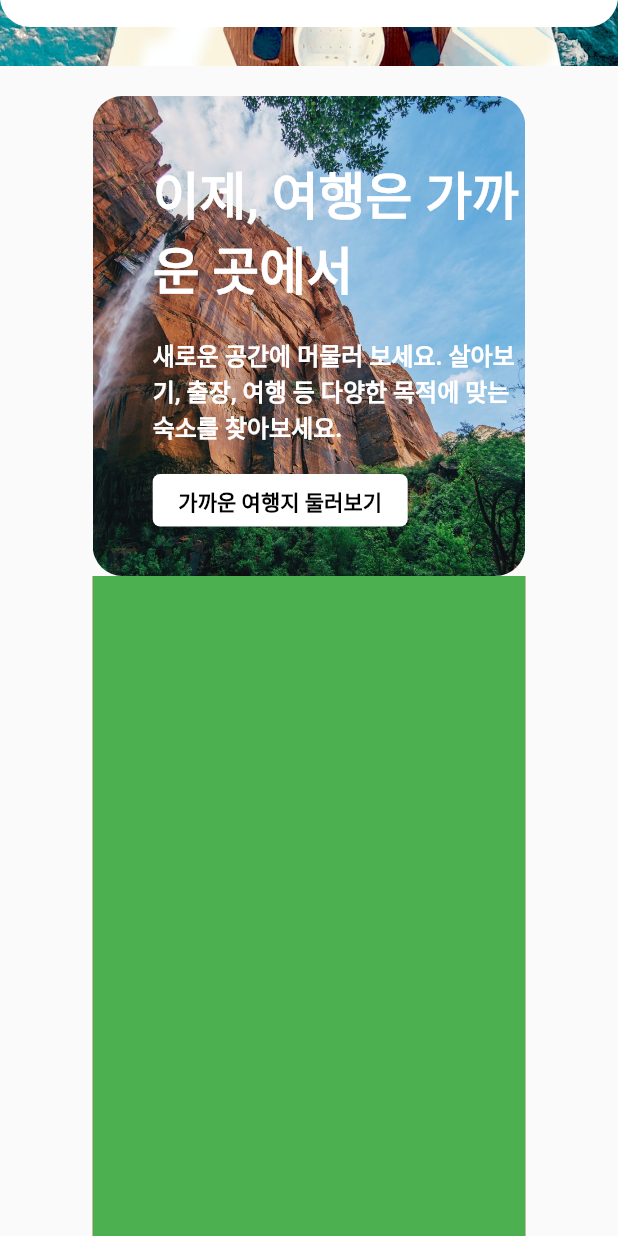
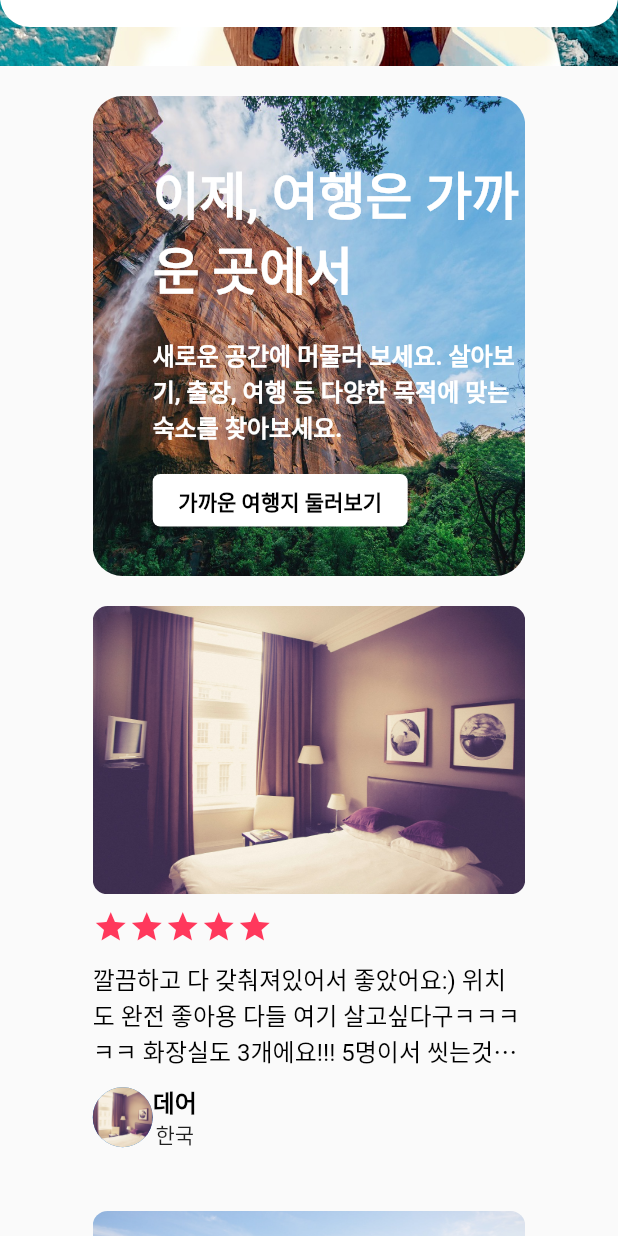
Before and after one commit to Jo-HyeRin/Flutter_Web, a Flutter app: the screen it shows after launch, scrolled down 576 dp, on a phone screen of 412 x 824 dp. Run offline on Flutter 3.47's test engine with Material 2 defaults, Android fonts, the phone set to English and light mode, and no system bars.

Commit message:
body popular item Finish

```diff
--- a/lib/components/home/home_body.dart
+++ b/lib/components/home/home_body.dart
@@ -16,6 +16,7 @@ class HomeBody extends StatelessWidget {
         child: Column(
           children: [
             HomeBodyBanner(),
+            SizedBox(height: gap_m),
             HomeBodyPopular(),
           ],
         ),
--- a/lib/components/home/home_body_popular.dart
+++ b/lib/components/home/home_body_popular.dart
@@ -20,10 +20,7 @@ class HomeBodyPopular extends StatelessWidget {
   }
 
   Widget _buildPopularList(){
-    // 나중에 Container 삭제하기
-    return Container(
-      color: Colors.red,
-      child: Wrap(
+    return Wrap(
       children: [
         HomeBodyPopularItem(id: 0),
         SizedBox(width: 7.5,), // -5가 세번 여백은 15가 남는데, 이를 중간에 7.5씩 줬다. Spacer 사용해도 된다.
@@ -31,7 +28,6 @@ class HomeBodyPopular extends StatelessWidget {
         SizedBox(width: 7.5,),
         HomeBodyPopularItem(id: 2),
       ],
-      ),
     );
   }
 
--- a/lib/components/home/home_body_popular_item.dart
+++ b/lib/components/home/home_body_popular_item.dart
@@ -1,5 +1,7 @@
 import 'package:flutter/material.dart';
+import 'package:flutter_airbnb/constants.dart';
 import 'package:flutter_airbnb/size.dart';
+import 'package:flutter_airbnb/styles.dart';
 
 class HomeBodyPopularItem extends StatelessWidget {
   HomeBodyPopularItem({required this.id, Key? key}) : super(key: key);
@@ -17,9 +19,9 @@ class HomeBodyPopularItem extends StatelessWidget {
     // 즉 전체 1000이면 700/3 -5 = 228
     double popularItemWidth = getBodyWidth(context)/3 -5 ;
 
-    return Container(
-      color: Colors.green, // 나중에 지우기. 확인용.
-      height: 200, // 나중에 지우기. 확인용.
+    return Padding(
+      padding: const EdgeInsets.only(bottom: gap_xl),
+      child: Container(
         width: popularItemWidth,
         // 나중에 지웠다 추가했다 해보기
         constraints: BoxConstraints(
@@ -33,23 +35,69 @@ class HomeBodyPopularItem extends StatelessWidget {
             _buildPopularItemUserInfo(),
           ],
         ),
+      ),
     );
   }
 
   Widget _buildPopularItemImage(){
-    return SizedBox();
+    return Column(
+      children: [
+        ClipRRect(
+          borderRadius: BorderRadius.circular(10),
+          child: Image.asset("assets/${popularList[id]}", fit: BoxFit.cover,),
+        ),
+        SizedBox(height: gap_s),
+      ],
+    );
   }
 
   Widget _buildPopularItemStar(){
-    return SizedBox();
+    return Column(
+      children: [
+        Row(
+          children: [
+            Icon(Icons.star, color: kAccentColor),
+            Icon(Icons.star, color: kAccentColor),
+            Icon(Icons.star, color: kAccentColor),
+            Icon(Icons.star, color: kAccentColor),
+            Icon(Icons.star, color: kAccentColor),
+          ],
+        ),
+        SizedBox(height: gap_s),
+      ],
+    );
   }
 
   Widget _buildPopularItemComment(){
-    return SizedBox();
+    return Column(
+      children: [
+        Text(
+          "깔끔하고 다 갖춰져있어서 좋았어요:) 위치도 완전 좋아용 다들 여기 살고싶다구ㅋㅋㅋㅋㅋ 화장실도 3개에요!!! 5명이서 씻는것도 전혀 불편함없이 좋았어요^^ 이불도 포근하고 좋습니당ㅎㅎ",
+          style: body1(),
+          maxLines: 3, // 라인 수 제한
+          overflow: TextOverflow.ellipsis, // 3라인 벗어나면 '...' 처리된다.
+        ),
+        SizedBox(height: gap_s),
+      ],
+    );
   }
 
   Widget _buildPopularItemUserInfo(){
-    return SizedBox();
+    return Row(
+      children: [
+        CircleAvatar(
+          backgroundImage: AssetImage("assets/p1.jpeg"),
+        ),
+        SizedBox(height: gap_s),
+        Column(
+          children: [
+            Text("데어", style: subtitle1(),),
+            Text("한국"),
+          ],
+        ),
+
+      ],
+    );
   }
 
 }
```
Lines whose indentation alone changed are shown as unchanged.
